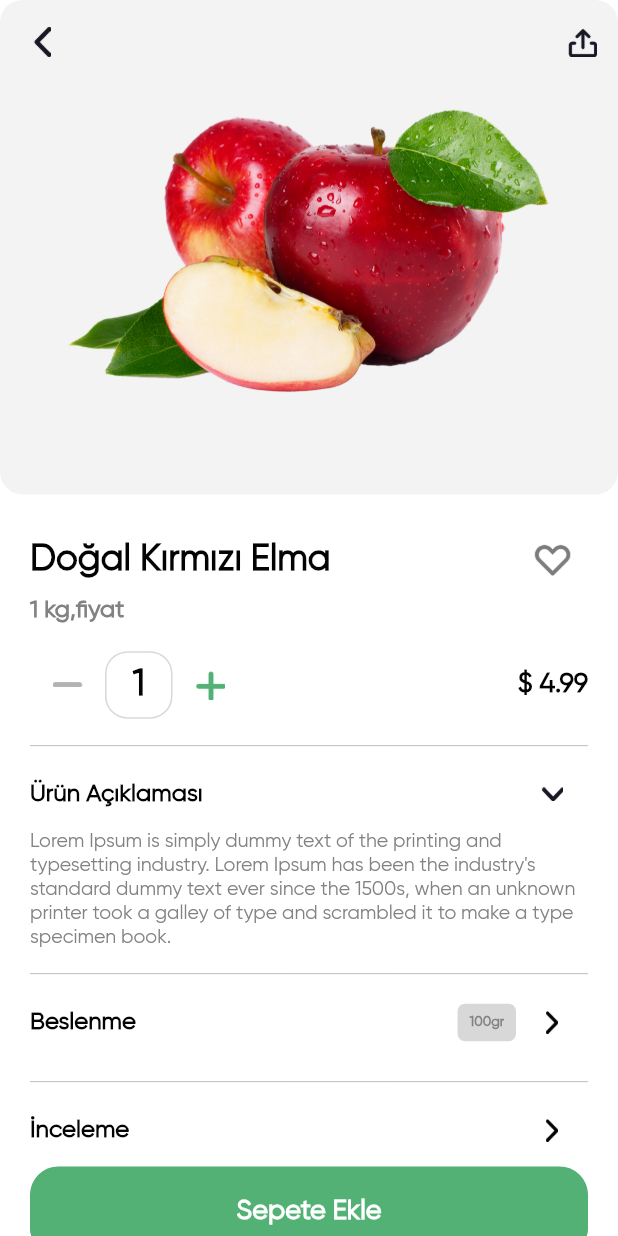
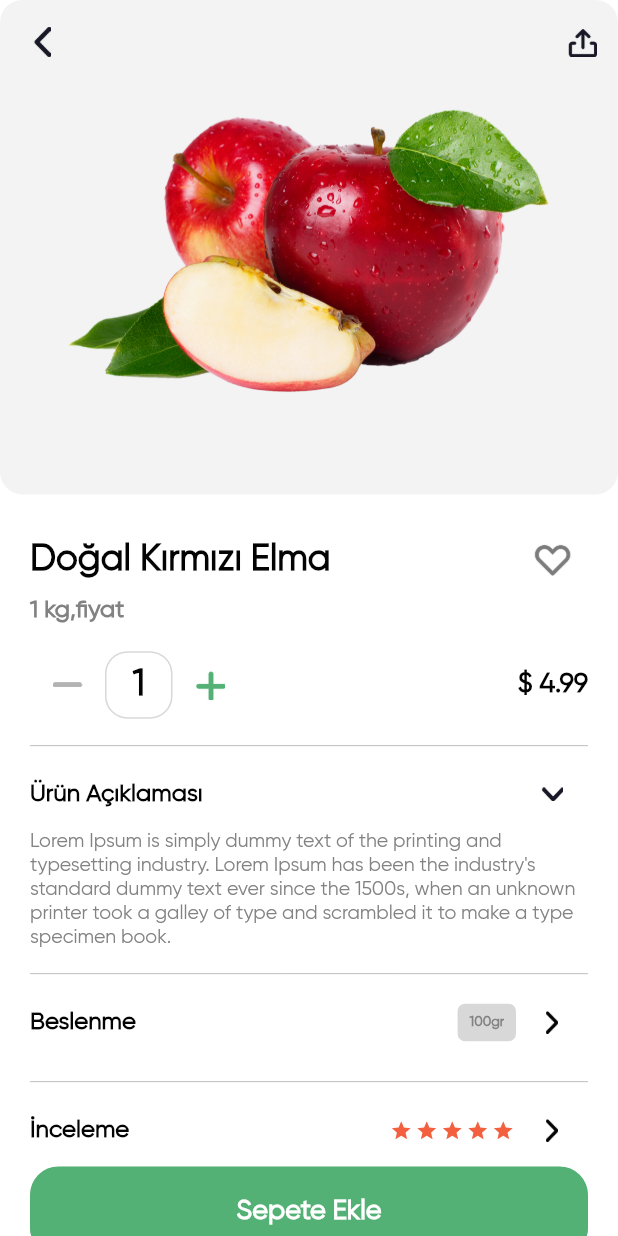
Before and after one commit to yusufakkobak34/flutter_groceries_app, a Flutter app: the ProductDetails screen opened directly, on a phone screen of 412 x 824 dp. Run offline on Flutter 3.47's test engine with Material 2 defaults, Android fonts, the phone set to English and light mode, and no system bars; drawn by our look-alikes of flutter_rating_bar; missing offline and left inert: fl_country_code_picker.

Commit message:
product details screen design completed.

```diff
--- a/lib/view/home/product_details_view.dart
+++ b/lib/view/home/product_details_view.dart
@@ -1,6 +1,7 @@
 import 'package:flutter/material.dart';
 import 'package:flutter_groceries_app/common/color/color_extension.dart';
 import 'package:flutter_groceries_app/common_widgets/round_button.dart';
+import 'package:flutter_rating_bar/flutter_rating_bar.dart';
 
 class ProductDetails extends StatefulWidget {
   const ProductDetails({super.key});
@@ -273,6 +274,26 @@
                           ),
                         ),
                       ),
+                      IgnorePointer(
+                        ignoring: true,
+                        child: RatingBar.builder(
+                          initialRating: 5,
+                          minRating: 1,
+                          direction: Axis.horizontal,
+                          allowHalfRating: true,
+                          itemCount: 5,
+                          itemSize: 15,
+                          itemPadding:
+                              const EdgeInsets.symmetric(horizontal: 1.0),
+                          itemBuilder: (context, _) => const Icon(
+                            Icons.star,
+                            color: Color(0xffF3603F),
+                          ),
+                          onRatingUpdate: (rating) {
+                            print(rating);
+                          },
+                        ),
+                      ),
                       IconButton(
                         onPressed: () {},
                         icon: Image.asset(
```
